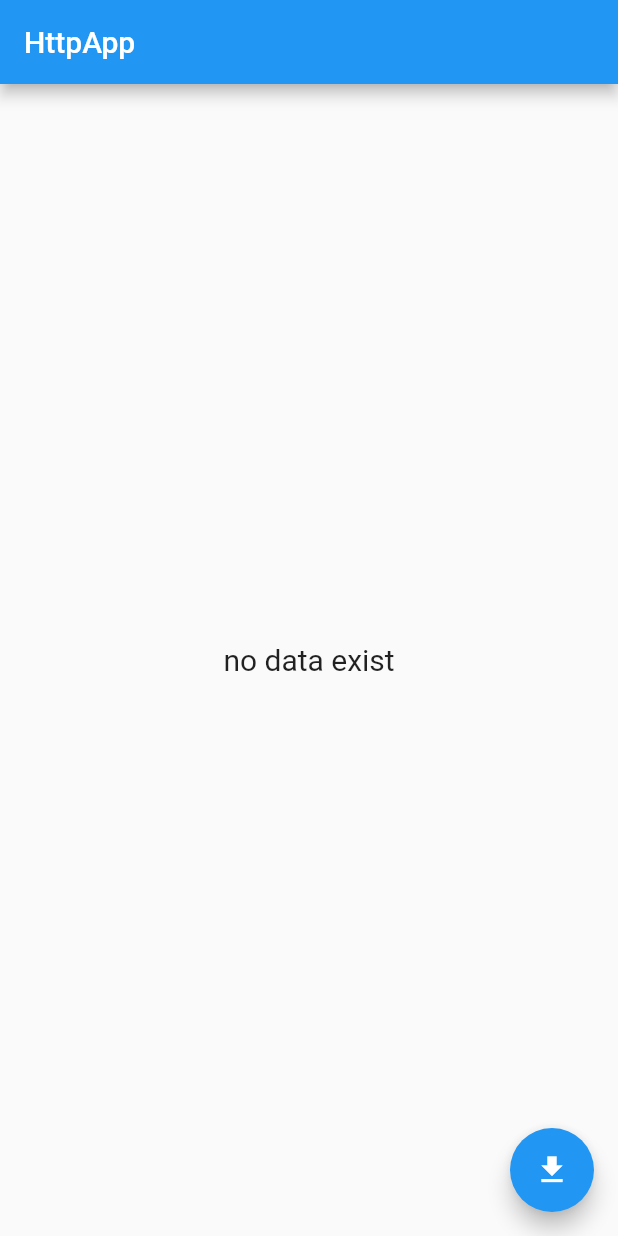
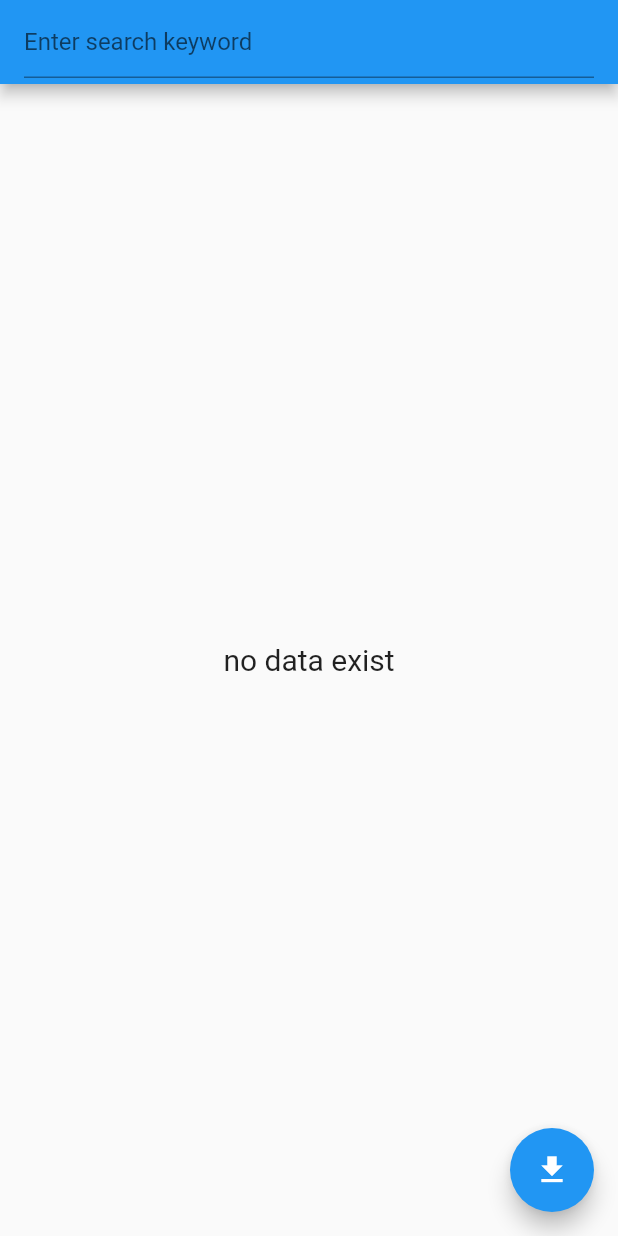
Before and after one commit to ChanSeongKim/DoitFlutter2.0-csk, a Flutter app: the screen it shows after launch, after a tap on the "file download" icon, on a phone screen of 412 x 824 dp. Run offline on Flutter 3.47's test engine with Material 2 defaults, Android fonts, the phone set to English and light mode, and no system bars; network calls fail.

Commit message:
book list query without page info

```diff
--- a/chapter7/http_example/lib/main.dart
+++ b/chapter7/http_example/lib/main.dart
@@ -65,11 +65,14 @@ class _HttpApp extends State<HttpApp> {
 
   String result= '';
   List? data ;
+  TextEditingController?  _editingController;
+
 
   @override
   void initState(){
     super.initState() ;
     data = List.empty( growable: true) ;
+    _editingController = new TextEditingController();
   }
 
 
@@ -84,9 +87,15 @@ class _HttpApp extends State<HttpApp> {
     // than having to individually change instances of widgets.
     return Scaffold(
       appBar: AppBar(
-        // Here we take the value from the MyHomePage object that was created by
+        // Here we take the value from the HttpApp object that was created by
         // the App.build method, and use it to set our appbar title.
-        title: Text(widget.title),
+        title: TextField(
+          controller: _editingController,
+          style: TextStyle(color: Colors.white),
+          keyboardType: TextInputType.text,
+          decoration: InputDecoration(hintText: 'Enter search keyword'),
+        ) ,
+          //Text(widget.title),
       ),
       body: Container(
         child: Center(
@@ -144,10 +153,14 @@ class _HttpApp extends State<HttpApp> {
     );
   }
   Future<String> getJSONData() async {
-    var url = 'https://dapi.kakao.com/v3/search/book?target=title&query=doit';
+    var url =
+        'https://dapi.kakao.com/v3/search/book?'
+        'target=title&query=${_editingController!.value.text}';
+
     var response = await http.get(Uri.parse(url) ,
         headers: {"Authorization": "KakaoAK bd0d95e63ad2adaafdd0748839cea3b9" });
     //print (response.body);
+    print( '_editingController!.value.text=${_editingController!.value.text}');
     setState(() {
       var dataConvertedToJSON = json.decode(response.body) ;
       List result = dataConvertedToJSON['documents'];
```
